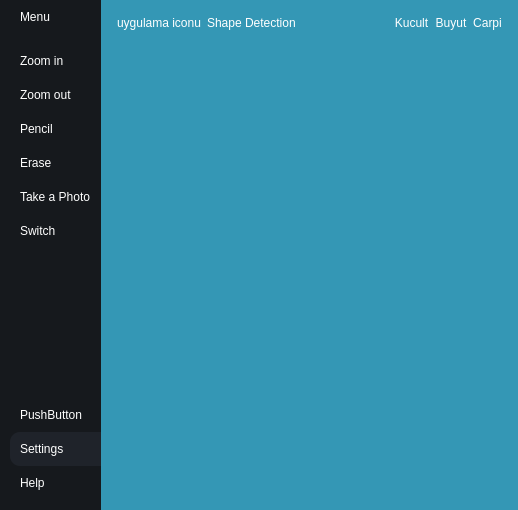
First picture: the form in ShapeDetection/shapedetection.ui, repository aysenurozkann/Shape-Detection, before the edit.
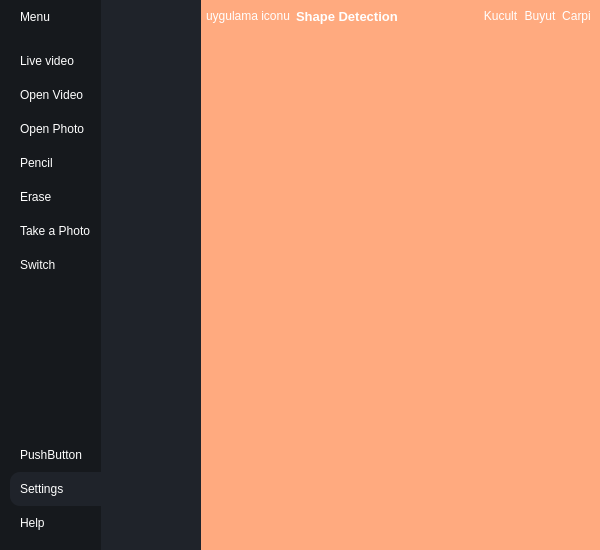
Second picture: the form after the edit.

Diff of the .ui file:
```diff
--- a/ShapeDetection/shapedetection.ui
+++ b/ShapeDetection/shapedetection.ui
@@ -6,14 +6,14 @@
    <rect>
     <x>0</x>
     <y>0</y>
-    <width>518</width>
-    <height>510</height>
+    <width>600</width>
+    <height>550</height>
    </rect>
   </property>
   <property name="minimumSize">
    <size>
-    <width>350</width>
-    <height>350</height>
+    <width>600</width>
+    <height>550</height>
    </size>
   </property>
   <property name="windowTitle">
@@ -23,11 +23,7 @@
    <string notr="true">#ShapeDetection{
 	background:#001219;
 }
-</string>
-  </property>
-  <widget class="QWidget" name="centralWidget">
-   <property name="styleSheet">
-    <string notr="true">*{
+*{
 	border: none;
 	background-color: transparent;
 	background : none;
@@ -49,11 +45,25 @@
 	padding:10px 10px;
 	border-top-left-radius:10px;
 	border-bottom-left-radius:10px;
+}
+
+#frame_4{
+	background-color:#16191d;
+	border-radius: 10px;
+
+}
+
+#headercontainer{
+	background-color:#2c313c;
 }</string>
+  </property>
+  <widget class="QWidget" name="centralWidget">
+   <property name="styleSheet">
+    <string notr="true"/>
    </property>
    <layout class="QHBoxLayout" name="horizontalLayout">
     <property name="spacing">
-     <number>0</number>
+     <number>100</number>
     </property>
     <property name="leftMargin">
      <number>0</number>
@@ -174,22 +184,32 @@
               <number>10</number>
              </property>
              <item>
-              <widget class="QPushButton" name="zoominbtn">
+              <widget class="QPushButton" name="livevideobtn">
                <property name="toolTip">
-                <string>zoomin</string>
+                <string>Live Video</string>
                </property>
                <property name="text">
-                <string>Zoom in</string>
+                <string>Live video</string>
                </property>
               </widget>
              </item>
              <item>
-              <widget class="QPushButton" name="zoomoutbtn">
+              <widget class="QPushButton" name="openvideobtn">
                <property name="toolTip">
-                <string>zoomout</string>
+                <string>Open Video</string>
                </property>
                <property name="text">
-                <string>Zoom out</string>
+                <string>Open Video</string>
+               </property>
+              </widget>
+             </item>
+             <item>
+              <widget class="QPushButton" name="openphotobtn">
+               <property name="toolTip">
+                <string>Open Photo</string>
+               </property>
+               <property name="text">
+                <string>Open Photo</string>
                </property>
               </widget>
              </item>
@@ -324,11 +344,29 @@
        </sizepolicy>
       </property>
       <property name="styleSheet">
-       <string notr="true">background-color:rgb(52, 151, 181);</string>
+       <string notr="true">background-color: rgb(255, 170, 127);</string>
       </property>
       <layout class="QVBoxLayout" name="verticalLayout_5">
+       <property name="spacing">
+        <number>6</number>
+       </property>
+       <property name="leftMargin">
+        <number>0</number>
+       </property>
+       <property name="topMargin">
+        <number>0</number>
+       </property>
+       <property name="rightMargin">
+        <number>0</number>
+       </property>
+       <property name="bottomMargin">
+        <number>0</number>
+       </property>
        <item alignment="Qt::AlignTop">
         <widget class="QWidget" name="headercontainer" native="true">
+         <property name="styleSheet">
+          <string notr="true"/>
+         </property>
          <layout class="QHBoxLayout" name="horizontalLayout_3">
           <property name="spacing">
            <number>6</number>
@@ -378,6 +416,13 @@
              </item>
              <item>
               <widget class="QLabel" name="label">
+               <property name="font">
+                <font>
+                 <pointsize>10</pointsize>
+                 <weight>75</weight>
+                 <bold>true</bold>
+                </font>
+               </property>
                <property name="text">
                 <string>Shape Detection</string>
                </property>
@@ -388,6 +433,9 @@
           </item>
           <item alignment="Qt::AlignRight">
            <widget class="QFrame" name="frame_4">
+            <property name="styleSheet">
+             <string notr="true"/>
+            </property>
             <property name="frameShape">
              <enum>QFrame::StyledPanel</enum>
             </property>
@@ -399,16 +447,16 @@
               <number>6</number>
              </property>
              <property name="leftMargin">
-              <number>0</number>
+              <number>4</number>
              </property>
              <property name="topMargin">
-              <number>0</number>
+              <number>4</number>
              </property>
              <property name="rightMargin">
-              <number>0</number>
+              <number>4</number>
              </property>
              <property name="bottomMargin">
-              <number>0</number>
+              <number>4</number>
              </property>
              <item>
               <widget class="QPushButton" name="pushButton_2">
```
